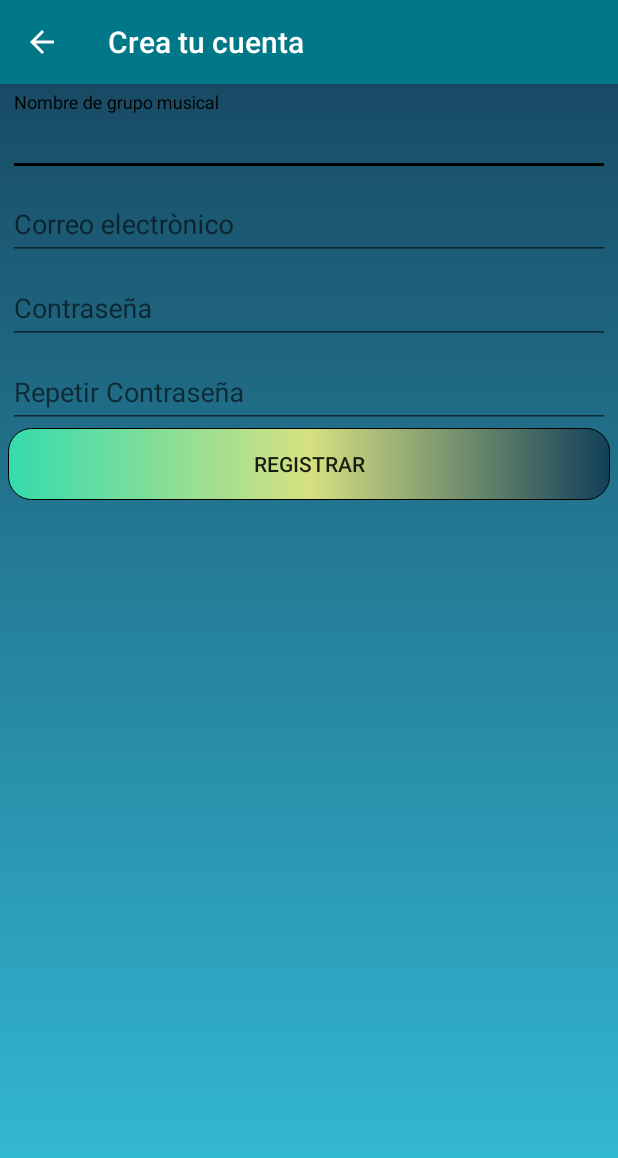
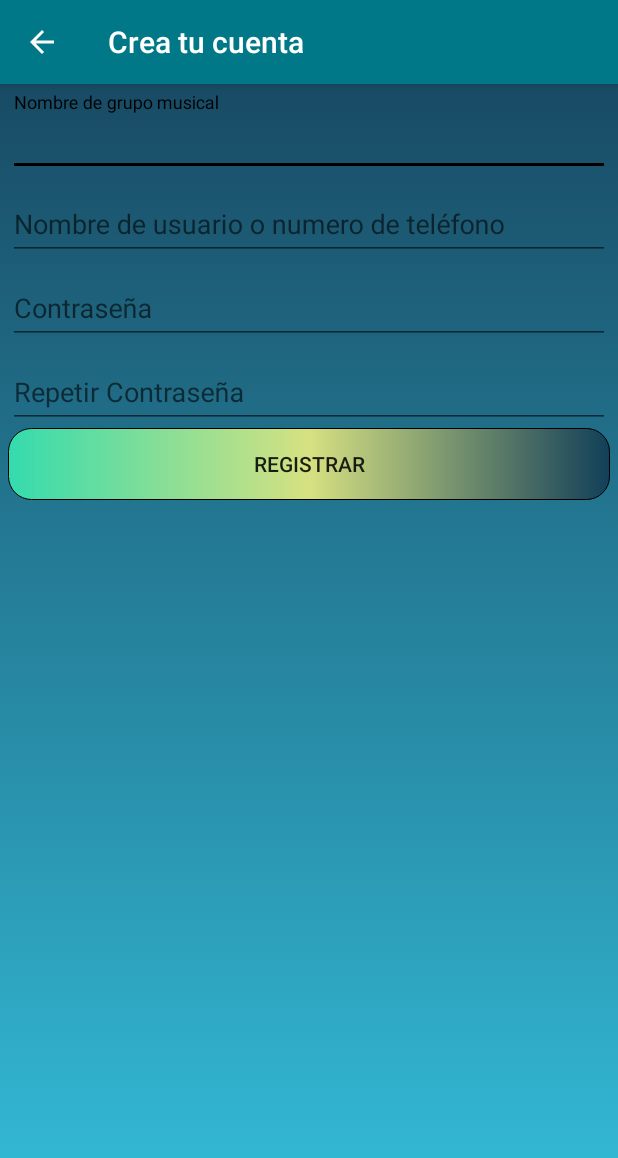
Before and after one commit to EdwinBustamante/gruposcochalosphp, an Android app: the RegistrarUsuario screen opened directly, with no data from a screen before it, on a phone screen of 412 x 824 dp. Shown: the top 1158 px of the screen. Run offline under Robolectric (Android 15) with nearby library versions, the phone set to English and light mode, and no system bars; our stand-ins replace Volley.

Commit message:
Registrar usuario completado

```diff
--- a/app/src/main/res/layout/activity_login.xml
+++ b/app/src/main/res/layout/activity_login.xml
@@ -69,11 +69,11 @@
                 android:orientation="vertical">
 
                 <AutoCompleteTextView
-                    android:id="@+id/correo"
+                    android:id="@+id/usuario"
                     android:layout_width="match_parent"
                     android:layout_height="wrap_content"
                     android:drawableLeft="@drawable/ic_action_user"
-                    android:hint="Ingrese su correo"
+                    android:hint="Ingrese su nombre de usuario"
                     android:inputType="textEmailAddress"
                     android:maxLines="1"
                     android:singleLine="true"
--- a/app/src/main/res/layout/activity_registrar_usuario.xml
+++ b/app/src/main/res/layout/activity_registrar_usuario.xml
@@ -2,11 +2,11 @@
 <LinearLayout xmlns:android="http://schemas.android.com/apk/res/android"
     xmlns:app="http://schemas.android.com/apk/res-auto"
     xmlns:tools="http://schemas.android.com/tools"
+    android:id="@+id/fondoregistroanimacion"
     android:layout_width="match_parent"
     android:layout_height="match_parent"
+    android:background="@drawable/my_bg_anim"
     android:orientation="vertical"
-    android:id="@+id/fondoregistroanimacion"
-    android:background="@drawable/my_bg_anim"
     tools:context="com.edwinbustamante.gruposcochalos.RegistrarUsuario">
 
     <android.support.design.widget.AppBarLayout
@@ -45,7 +45,8 @@
                 android:imeActionId="6"
                 android:imeActionLabel="@string/action_sign_in_short"
                 android:imeOptions="actionUnspecified"
-                android:inputType="textPersonName"
+                android:inputType="textEmailAddress"
+                android:maxLength="45"
                 android:maxLines="1"
                 android:singleLine="true" />
 
@@ -56,14 +57,15 @@
             android:layout_height="wrap_content">
 
             <EditText
-                android:id="@+id/correoRegistro"
+                android:id="@+id/nombreUsuario"
                 android:layout_width="match_parent"
                 android:layout_height="wrap_content"
-                android:hint="Correo electrònico"
+                android:hint="Nombre de usuario o numero de teléfono"
                 android:imeActionId="6"
                 android:imeActionLabel="@string/action_sign_in_short"
                 android:imeOptions="actionUnspecified"
                 android:inputType="textEmailAddress"
+                android:maxLength="20"
                 android:maxLines="1"
                 android:singleLine="true" />
 
@@ -82,6 +84,7 @@
                 android:imeActionLabel="@string/action_sign_in_short"
                 android:imeOptions="actionUnspecified"
                 android:inputType="textVisiblePassword"
+                android:maxLength="20"
                 android:maxLines="1"
                 android:singleLine="true" />
 
@@ -100,6 +103,7 @@
                 android:imeActionLabel="@string/action_sign_in_short"
                 android:imeOptions="actionUnspecified"
                 android:inputType="textVisiblePassword"
+                android:maxLength="20"
                 android:maxLines="1"
                 android:singleLine="true" />
 
```
Also changed, not shown: app/src/main/java/com/edwinbustamante/gruposcochalos/LoginActivity.java (+4 -11 lines), app/src/main/java/com/edwinbustamante/gruposcochalos/RegistrarUsuario.java (+128 -28 lines).
